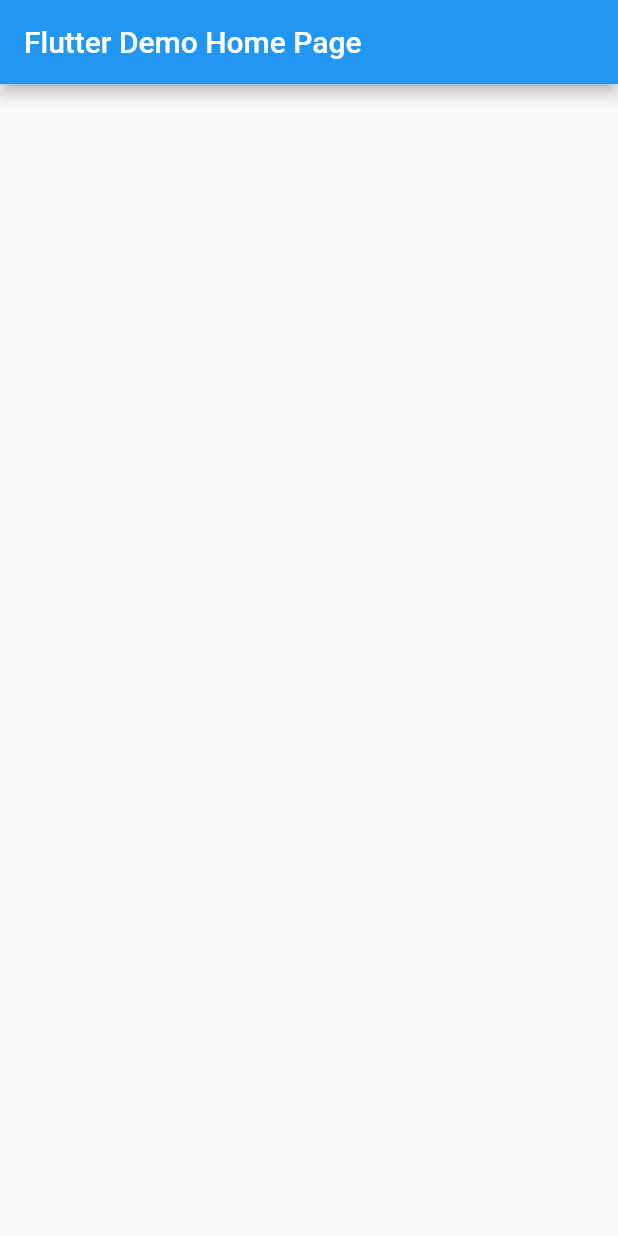
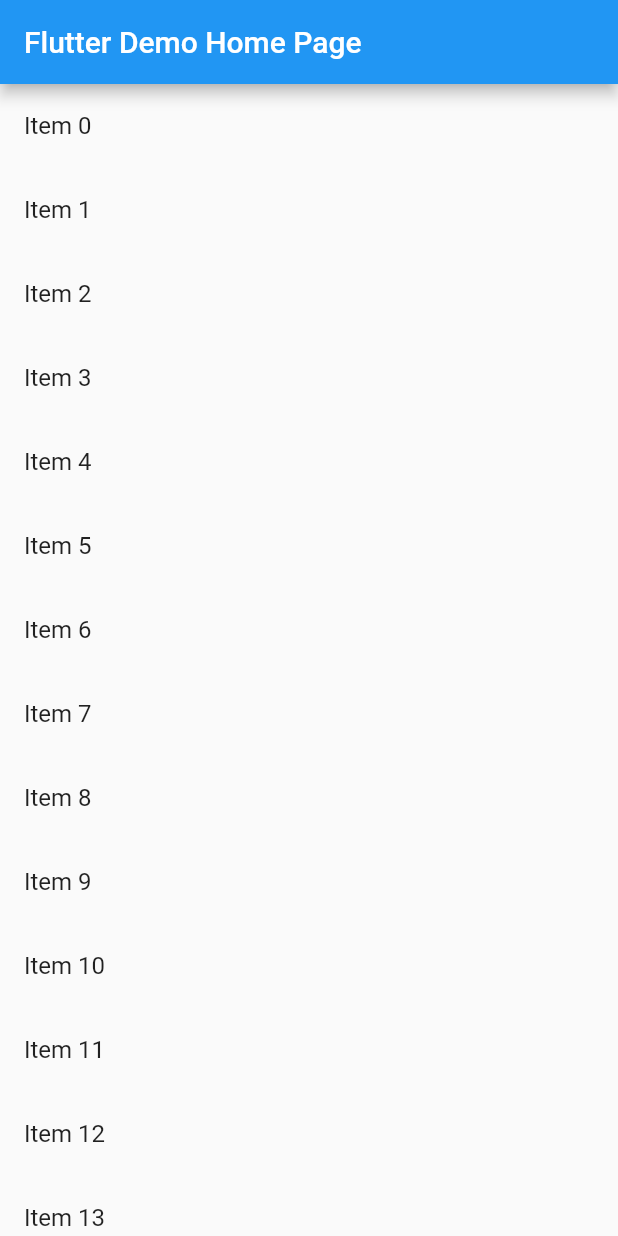
Before and after one commit to itachsheep/BookShelf-Flutter, a Flutter app: the screen it shows after launch, on a phone screen of 412 x 824 dp. Run offline on Flutter 3.47's test engine with Material 2 defaults, Android fonts, the phone set to English and light mode, and no system bars.

Commit message:
主页列表

```diff
--- a/lib/main.dart
+++ b/lib/main.dart
@@ -50,18 +50,7 @@ class MyHomePage extends StatefulWidget {
 }
 
 class _MyHomePageState extends State<MyHomePage> {
-  int _counter = 0;
-
-  void _incrementCounter() {
-    setState(() {
-      // This call to setState tells the Flutter framework that something has
-      // changed in this State, which causes it to rerun the build method below
-      // so that the display can reflect the updated values. If we changed
-      // _counter without calling setState(), then the build method would not be
-      // called again, and so nothing would appear to happen.
-      _counter++;
-    });
-  }
+  final List<String> items = new List<String>.generate(10000, (i) => "Item $i");
 
   @override
   Widget build(BuildContext context) {
@@ -80,7 +69,14 @@ class _MyHomePageState extends State<MyHomePage> {
       body: Center(
         // Center is a layout widget. It takes a single child and positions it
         // in the middle of the parent.
-
+        child: ListView.builder(
+          itemCount: items.length,
+          itemBuilder: (BuildContext context, int index) {
+            return ListTile(
+              title: new Text('${items[index]}'),
+            );
+          },
+        ),
       ), // This trailing comma makes auto-formatting nicer for build methods.
     );
   }
```
